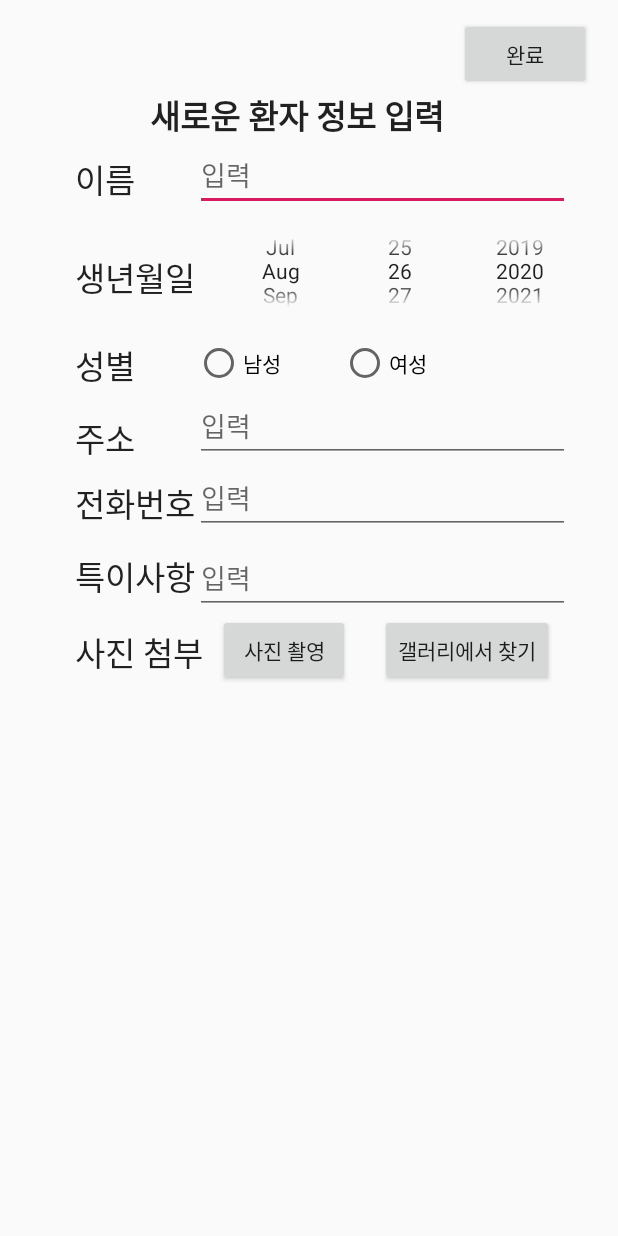
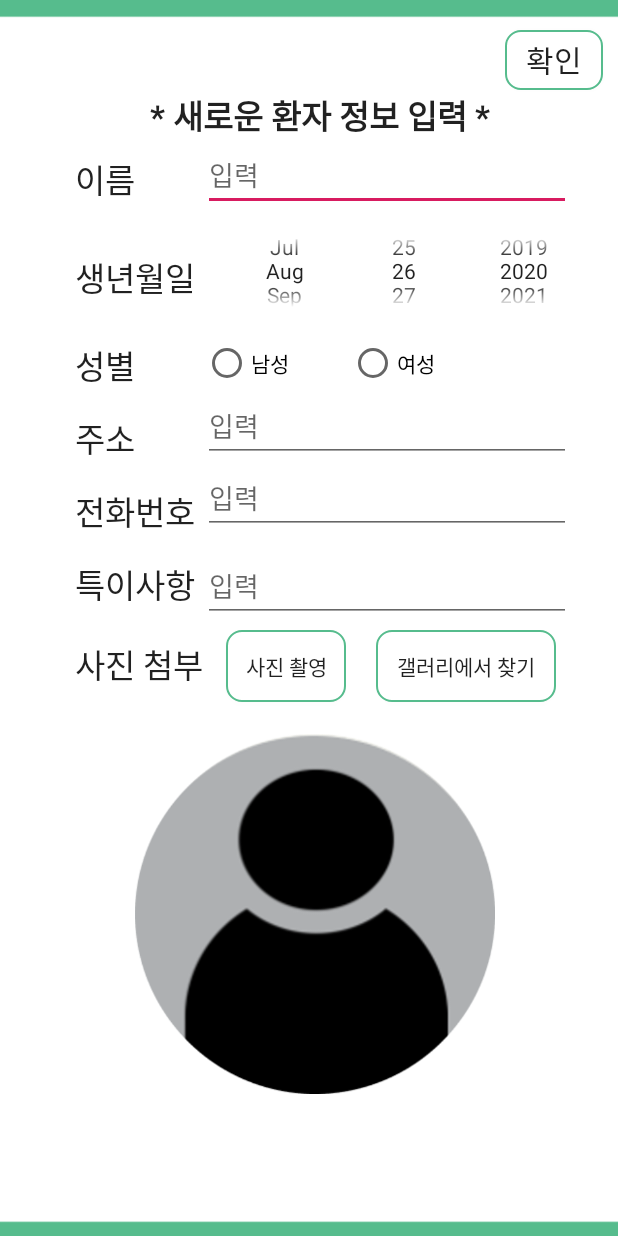
Before and after one commit to SSU-IGO/IGO, an Android app: the Add_Person screen opened directly, with no data from a screen before it, on a phone screen of 412 x 824 dp. Run offline under Robolectric (Android 15) with nearby library versions, the phone set to English and light mode, and no system bars; our stand-ins replace CircleImageView.

Commit message:
add_person edit(홍래xml)

```diff
--- /dev/null
+++ b/app/src/main/res/drawable/btn_bg_ex.xml
@@ -0,0 +1,17 @@
+<?xml version="1.0" encoding="utf-8"?>
+<shape xmlns:android="http://schemas.android.com/apk/res/android" >
+
+    <solid android:color="#fff" /> //배경색
+
+    <stroke
+        android:width="1dp"
+        android:color="#56BC8D" /> //선색
+    <corners
+        android:topLeftRadius="10dp"
+        android:topRightRadius="10dp"
+        android:bottomLeftRadius="10dp"
+        android:bottomRightRadius="10dp"  /> // 선 휘는각도
+
+    />
+
+</shape>
--- a/app/src/main/res/layout/activity_add__person.xml
+++ b/app/src/main/res/layout/activity_add__person.xml
@@ -5,7 +5,8 @@
     android:orientation="vertical"
     android:layout_width="match_parent"
     android:layout_height="match_parent"
-    tools:context=".Add_Person">
+    tools:context=".Add_Person"
+    android:background="@drawable/add_person_background">
 
 
 
@@ -19,7 +20,7 @@
         android:layout_below="@id/birthdate_btn"
         android:layout_toRightOf="@id/text_gender"
         android:layout_toEndOf="@id/text_gender"
-        android:layout_marginLeft="40dp"
+        android:layout_marginLeft="45dp"
         android:layout_marginTop="5dp"/>
 
     <RadioButton
@@ -39,7 +40,7 @@
         android:id="@+id/text_main"
         android:layout_width="wrap_content"
         android:layout_height="35dp"
-        android:text="새로운 환자 정보 입력"
+        android:text="* 새로운 환자 정보 입력 *"
         android:textAppearance="@style/TextAppearance.AppCompat.Large"
         android:layout_marginTop="60dp"
         android:layout_marginLeft="100dp"
@@ -58,7 +59,7 @@
 
     <EditText
         android:id="@+id/enter_name"
-        android:layout_width="250dp"
+        android:layout_width="245dp"
         android:layout_height="45dp"
         android:hint="입력"
         tools:layout_editor_absoluteX="141dp"
@@ -66,7 +67,7 @@
         android:layout_below="@id/text_main"
         android:layout_toEndOf="@id/text_name"
         android:layout_toRightOf="@id/text_name"
-        android:layout_marginLeft="30dp" />
+        android:layout_marginLeft="35dp" />
 
     <TextView
         android:id="@+id/text_birthdate"
@@ -88,10 +89,6 @@
         android:layout_marginLeft="50dp"
         android:layout_marginTop="25dp"/>
 
-
-
-
-
     <DatePicker
         android:id="@+id/birthdate_btn"
         android:layout_width="450dp"
@@ -101,7 +98,8 @@
         android:spinnersShown="true"
         android:layout_below="@id/enter_name"
         android:layout_toRightOf="@id/text_birthdate"
-        android:layout_toEndOf="@id/text_birthdate"/>
+        android:layout_toEndOf="@id/text_birthdate"
+        android:layout_marginLeft="5dp"/>
 
 
     <TextView
@@ -117,7 +115,7 @@
 
     <EditText
         android:id="@+id/enter_address"
-        android:layout_width="250dp"
+        android:layout_width="245dp"
         android:layout_height="wrap_content"
         android:hint="입력"
         tools:layout_editor_absoluteX="141dp"
@@ -125,7 +123,7 @@
         android:layout_below="@id/checkBox_male"
         android:layout_toEndOf="@id/text_address"
         android:layout_toRightOf="@id/text_address"
-        android:layout_marginLeft="40dp"
+        android:layout_marginLeft="45dp"
         android:layout_marginTop="2dp"/>
 
     <TextView
@@ -137,18 +135,19 @@
         tools:layout_editor_absoluteY="303dp"
         android:layout_below="@id/text_address"
         android:layout_marginLeft="50dp"
-        android:layout_marginTop="10dp"/>
+        android:layout_marginTop="15dp"/>
 
     <EditText
         android:id="@+id/enter_contact"
-        android:layout_width="250dp"
+        android:layout_width="245dp"
         android:layout_height="wrap_content"
         android:hint="입력"
         tools:layout_editor_absoluteX="141dp"
         tools:layout_editor_absoluteY="287dp"
         android:layout_below="@id/enter_address"
         android:layout_toRightOf="@id/text_contact"
-        android:layout_toEndOf="@id/text_contact" />
+        android:layout_toEndOf="@id/text_contact"
+        android:layout_marginLeft="5dp"/>
 
     <TextView
         android:id="@+id/text_notes"
@@ -163,7 +162,7 @@
 
     <EditText
         android:id="@+id/enter_notes"
-        android:layout_width="250dp"
+        android:layout_width="245dp"
         android:layout_height="wrap_content"
         android:hint="입력"
         tools:layout_editor_absoluteX="141dp"
@@ -171,7 +170,8 @@
         android:layout_below="@id/text_contact"
         android:layout_toRightOf="@id/text_notes"
         android:layout_toEndOf="@id/text_notes"
-        android:layout_marginTop="9dp"/>
+        android:layout_marginTop="9dp"
+        android:layout_marginLeft="5dp"/>
 
     <TextView
         android:id="@+id/text_photo"
@@ -182,46 +182,56 @@
         tools:layout_editor_absoluteY="395dp"
         android:layout_below="@id/text_notes"
         android:layout_marginLeft="50dp"
-        android:layout_marginTop="17dp"/>
+        android:layout_marginTop="20dp"/>
 
     <Button
         android:id="@+id/takePic_btn"
-        android:layout_width="wrap_content"
+        android:layout_width="80dp"
         android:layout_height="wrap_content"
         android:text="사진 촬영"
         android:layout_toEndOf="@id/text_photo"
         android:layout_toRightOf="@id/text_photo"
         android:layout_below="@id/enter_notes"
-        android:layout_marginLeft="10dp"/>
+        android:layout_marginLeft="15dp"
+        android:layout_marginTop="5dp"
+        android:background="@drawable/btn_bg_ex"
+        />
 
     <Button
         android:id="@+id/gallerySearch_btn"
-        android:layout_width="wrap_content"
+        android:layout_width="120dp"
         android:layout_height="wrap_content"
         android:text="갤러리에서 찾기"
         android:layout_below="@id/enter_notes"
         android:layout_toRightOf="@id/takePic_btn"
         android:layout_toEndOf="@id/takePic_btn"
-        android:layout_marginLeft="20dp"/>
+        android:layout_marginLeft="20dp"
+        android:layout_marginTop="5dp"
+        android:background="@drawable/btn_bg_ex"/>
 
     <Button
         android:id="@+id/done_btn"
         android:layout_width="wrap_content"
-        android:layout_height="wrap_content"
-        android:text="완료"
+        android:layout_height="40sp"
         android:layout_above="@id/text_main"
+        android:layout_marginLeft="10dp"
+        android:layout_marginRight="10dp"
+        android:layout_marginBottom="-60dp"
+
+        android:layout_toEndOf="@id/text_main"
         android:layout_toRightOf="@id/text_main"
-        android:layout_toEndOf="@id/text_main"
-        android:layout_marginLeft="10dp"
-        android:layout_marginBottom="-60dp"/>
+        android:text="확인"
+        android:textSize="20sp"
+        android:background="@drawable/btn_bg_ex" />
 
-    <ImageView
+    <de.hdodenhof.circleimageview.CircleImageView
         android:id="@+id/image_view"
-        android:layout_width="250dp"
-        android:layout_height="250dp"
+        android:layout_width="240dp"
+        android:layout_height="240dp"
         android:layout_below="@id/text_photo"
-        android:layout_marginLeft="80dp"
-        android:layout_marginTop="30dp"/>
+        android:layout_marginLeft="90dp"
+        android:layout_marginTop="30dp"
+        android:background="@drawable/profil"/>
 
     <!--
     <Button
```
Also changed, not shown: app/src/main/res/drawable/add_person_background.png (added), app/src/main/res/drawable/confirm_btn.png (added), app/src/main/res/drawable/gallery_access_btn.png (added), app/src/main/res/drawable/take_picture_btn.png (added).
